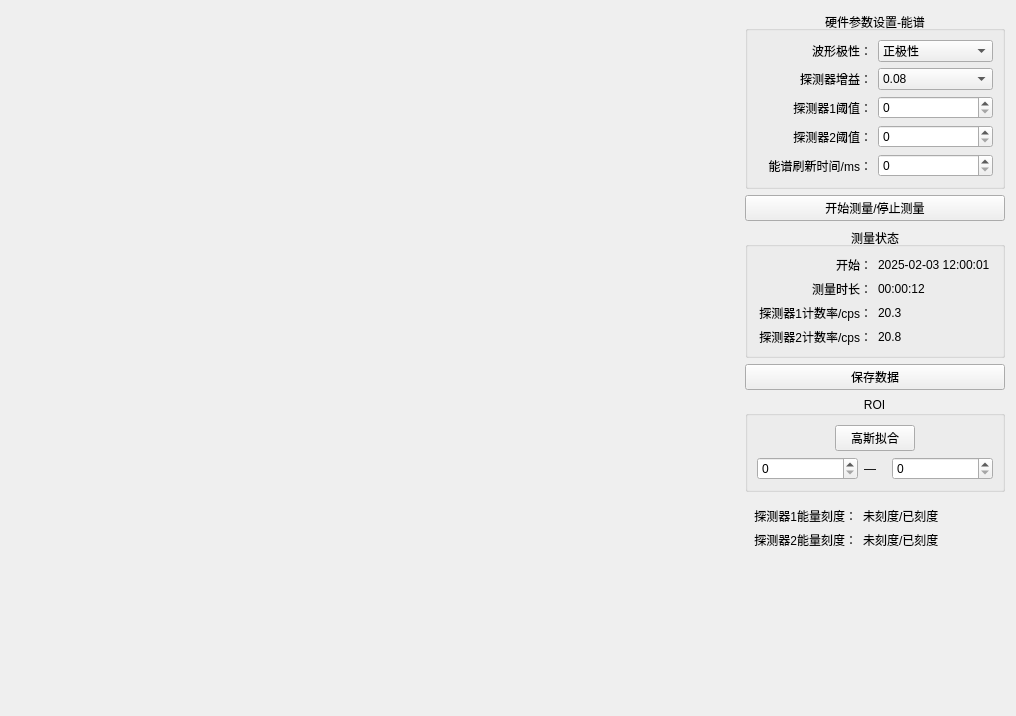
Old version of the form spectrumModel.ui in the repository MrXiaomao/Cu_Activation.
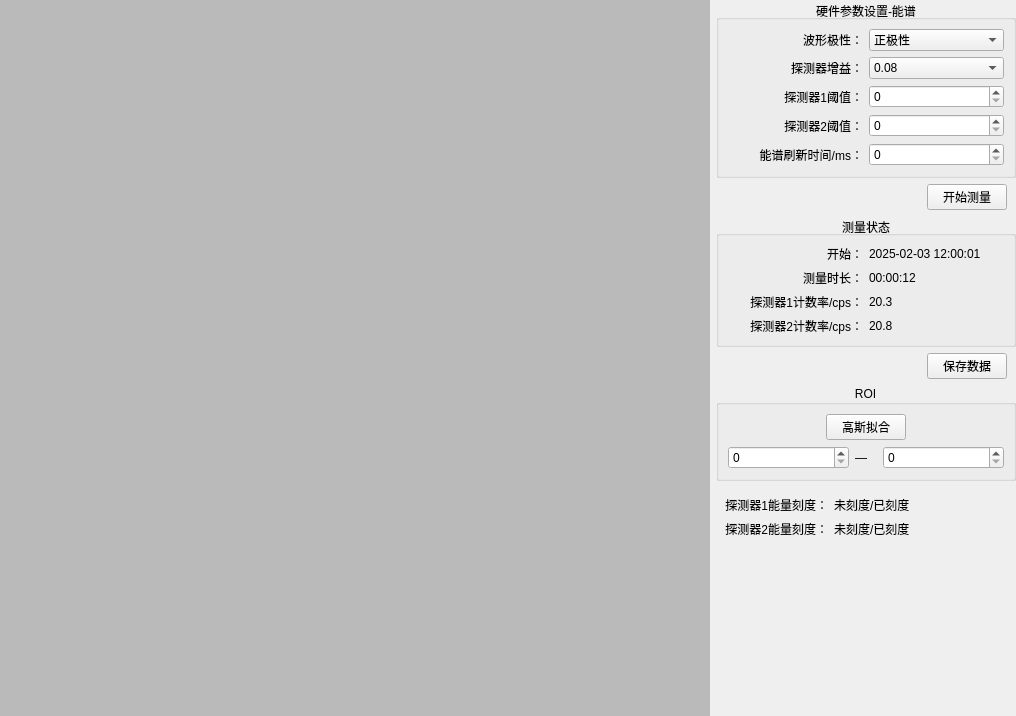
New version of the form.

Commit message: + 数据解析界面

Diff of the .ui file:
```diff
--- a/spectrumModel.ui
+++ b/spectrumModel.ui
@@ -14,8 +14,23 @@
    <string>能谱测量</string>
   </property>
   <layout class="QHBoxLayout" name="horizontalLayout">
+   <property name="leftMargin">
+    <number>0</number>
+   </property>
+   <property name="topMargin">
+    <number>0</number>
+   </property>
+   <property name="rightMargin">
+    <number>0</number>
+   </property>
+   <property name="bottomMargin">
+    <number>0</number>
+   </property>
    <item>
-    <widget class="QWidget" name="widget_left" native="true">
+    <widget class="QWidget" name="widget_plot" native="true">
+     <property name="styleSheet">
+      <string notr="true">background-color: #ffbababa</string>
+     </property>
      <layout class="QVBoxLayout" name="verticalLayout_2">
       <property name="leftMargin">
        <number>0</number>
@@ -29,20 +44,6 @@
       <property name="bottomMargin">
        <number>0</number>
       </property>
-      <item>
-       <widget class="QWidget" name="widgetSpectrum1" native="true">
-        <property name="autoFillBackground">
-         <bool>true</bool>
-        </property>
-       </widget>
-      </item>
-      <item>
-       <widget class="QWidget" name="widgetSpectrum2" native="true">
-        <property name="autoFillBackground">
-         <bool>true</bool>
-        </property>
-       </widget>
-      </item>
      </layout>
     </widget>
    </item>
@@ -56,7 +57,7 @@
      </property>
      <property name="maximumSize">
       <size>
-       <width>260</width>
+       <width>300</width>
        <height>16777215</height>
       </size>
      </property>
@@ -215,10 +216,41 @@
        </widget>
       </item>
       <item>
-       <widget class="QPushButton" name="pushButton">
-        <property name="text">
-         <string>开始测量/停止测量</string>
-        </property>
+       <widget class="QWidget" name="widget_2" native="true">
+        <layout class="QHBoxLayout" name="horizontalLayout_2">
+         <property name="leftMargin">
+          <number>0</number>
+         </property>
+         <property name="topMargin">
+          <number>0</number>
+         </property>
+         <property name="rightMargin">
+          <number>9</number>
+         </property>
+         <property name="bottomMargin">
+          <number>0</number>
+         </property>
+         <item>
+          <spacer name="horizontalSpacer_3">
+           <property name="orientation">
+            <enum>Qt::Horizontal</enum>
+           </property>
+           <property name="sizeHint" stdset="0">
+            <size>
+             <width>207</width>
+             <height>20</height>
+            </size>
+           </property>
+          </spacer>
+         </item>
+         <item>
+          <widget class="QPushButton" name="pushButton_start">
+           <property name="text">
+            <string>开始测量</string>
+           </property>
+          </widget>
+         </item>
+        </layout>
        </widget>
       </item>
       <item>
@@ -230,40 +262,6 @@
          <set>Qt::AlignCenter</set>
         </property>
         <layout class="QGridLayout" name="gridLayout_2">
-         <item row="0" column="0">
-          <widget class="QLabel" name="label">
-           <property name="text">
-            <string>开始：</string>
-           </property>
-           <property name="alignment">
-            <set>Qt::AlignRight|Qt::AlignTrailing|Qt::AlignVCenter</set>
-           </property>
-          </widget>
-         </item>
-         <item row="0" column="1">
-          <widget class="QLabel" name="label_2">
-           <property name="text">
-            <string>2025-02-03 12:00:01</string>
-           </property>
-          </widget>
-         </item>
-         <item row="1" column="0">
-          <widget class="QLabel" name="label_4">
-           <property name="text">
-            <string>测量时长：</string>
-           </property>
-           <property name="alignment">
-            <set>Qt::AlignRight|Qt::AlignTrailing|Qt::AlignVCenter</set>
-           </property>
-          </widget>
-         </item>
-         <item row="1" column="1">
-          <widget class="QLabel" name="label_5">
-           <property name="text">
-            <string>00:00:12</string>
-           </property>
-          </widget>
-         </item>
          <item row="2" column="0">
           <widget class="QLabel" name="label_16">
            <property name="text">
@@ -274,13 +272,6 @@
            </property>
           </widget>
          </item>
-         <item row="2" column="1">
-          <widget class="QLabel" name="label_17">
-           <property name="text">
-            <string>20.3</string>
-           </property>
-          </widget>
-         </item>
          <item row="3" column="0">
           <widget class="QLabel" name="label_19">
            <property name="text">
@@ -291,6 +282,13 @@
            </property>
           </widget>
          </item>
+         <item row="2" column="1">
+          <widget class="QLabel" name="label_17">
+           <property name="text">
+            <string>20.3</string>
+           </property>
+          </widget>
+         </item>
          <item row="3" column="1">
           <widget class="QLabel" name="label_18">
            <property name="text">
@@ -298,14 +296,76 @@
            </property>
           </widget>
          </item>
+         <item row="0" column="0">
+          <widget class="QLabel" name="label">
+           <property name="text">
+            <string>开始：</string>
+           </property>
+           <property name="alignment">
+            <set>Qt::AlignRight|Qt::AlignTrailing|Qt::AlignVCenter</set>
+           </property>
+          </widget>
+         </item>
+         <item row="1" column="0">
+          <widget class="QLabel" name="label_4">
+           <property name="text">
+            <string>测量时长：</string>
+           </property>
+           <property name="alignment">
+            <set>Qt::AlignRight|Qt::AlignTrailing|Qt::AlignVCenter</set>
+           </property>
+          </widget>
+         </item>
+         <item row="1" column="1">
+          <widget class="QLabel" name="label_5">
+           <property name="text">
+            <string>00:00:12</string>
+           </property>
+          </widget>
+         </item>
+         <item row="0" column="1">
+          <widget class="QLabel" name="label_2">
+           <property name="text">
+            <string>2025-02-03 12:00:01</string>
+           </property>
+          </widget>
+         </item>
         </layout>
        </widget>
       </item>
       <item>
-       <widget class="QPushButton" name="pushButton_6">
-        <property name="text">
-         <string>保存数据</string>
-        </property>
+       <widget class="QWidget" name="widget_3" native="true">
+        <layout class="QHBoxLayout" name="horizontalLayout_3">
+         <property name="leftMargin">
+          <number>0</number>
+         </property>
+         <property name="topMargin">
+          <number>0</number>
+         </property>
+         <property name="bottomMargin">
+          <number>0</number>
+         </property>
+         <item>
+          <spacer name="horizontalSpacer_4">
+           <property name="orientation">
+            <enum>Qt::Horizontal</enum>
+           </property>
+           <property name="sizeHint" stdset="0">
+            <size>
+             <width>207</width>
+             <height>20</height>
+            </size>
+           </property>
+          </spacer>
+         </item>
+         <item>
+          <widget class="QPushButton" name="pushButton_save">
+           <property name="text">
+            <string>保存数据</string>
+           </property>
+          </widget>
+         </item>
+        </layout>
        </widget>
       </item>
       <item>
@@ -324,14 +384,14 @@
            </property>
            <property name="sizeHint" stdset="0">
             <size>
-             <width>74</width>
+             <width>94</width>
              <height>20</height>
             </size>
            </property>
           </spacer>
          </item>
          <item row="0" column="1" colspan="3">
-          <widget class="QPushButton" name="pushButton_2">
+          <widget class="QPushButton" name="pushButton_gauss">
            <property name="text">
             <string>高斯拟合</string>
            </property>
@@ -344,7 +404,7 @@
            </property>
            <property name="sizeHint" stdset="0">
             <size>
-             <width>73</width>
+             <width>93</width>
              <height>20</height>
             </size>
            </property>
```
The commit also changes 27 other files.
